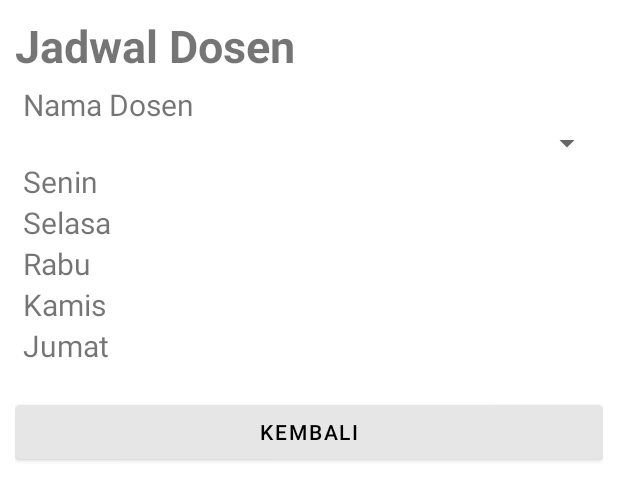
After one commit to rephrain/Tubes02, an Android app: the layout dialog_list_jadwal.xml on its own in the app's theme, with its tools: preview values and no code run, on a phone screen of 412 x 824 dp. The commit adds this screen. Shown: the top 501 px of the screen. Run offline under Robolectric (Android 15) with nearby library versions, the phone set to English and light mode, and no system bars.

Commit message:
add layout pertemuan

```diff
--- /dev/null
+++ b/app/src/main/java/com/example/tubes2/PertemuanFragment.java
@@ -0,0 +1,6 @@
+package com.example.tubes2;
+
+import androidx.fragment.app.Fragment;
+
+public class PertemuanFragment extends Fragment {
+}
--- /dev/null
+++ b/app/src/main/res/layout/dialog_list_jadwal.xml
@@ -0,0 +1,136 @@
+<?xml version="1.0" encoding="utf-8"?>
+<ScrollView
+    xmlns:android="http://schemas.android.com/apk/res/android"
+    android:layout_width="match_parent"
+    android:layout_height="match_parent">
+    <LinearLayout
+        android:layout_width="match_parent"
+        android:layout_height="wrap_content"
+
+        android:orientation="vertical"
+        android:padding="10dp">
+        <TextView
+            android:layout_height="wrap_content"
+            android:layout_width="wrap_content"
+            android:text="@string/title_jadwal_dosen"
+            android:textSize="30dp"
+            android:textStyle="bold"/>
+        <TextView
+            android:layout_width="match_parent"
+            android:layout_height="wrap_content"
+            android:text="@string/tv_nama_dosen"
+            android:layout_marginTop="5dp"
+            android:layout_marginStart="5dp"
+            android:textSize="20sp"/>
+        <Spinner
+            android:id="@+id/et_addDoctor_specialist"
+            android:layout_width="match_parent"
+            android:layout_height="wrap_content"
+            android:layout_marginStart="5dp"
+            android:importantForAutofill="no"/>
+        <LinearLayout
+            android:layout_width="match_parent"
+            android:layout_height="wrap_content"
+            android:orientation="horizontal">
+            <TextView
+                android:layout_width="match_parent"
+                android:layout_height="wrap_content"
+                android:text="@string/tv_senin"
+                android:textSize="20sp"
+                android:layout_marginStart="5dp"
+                android:layout_weight="2"/>
+            <TextView
+                android:id="@+id/input_jadwal_senin"
+                android:layout_width="match_parent"
+                android:layout_height="wrap_content"
+                android:textSize="20sp"
+                android:textAlignment="textEnd"
+                android:layout_weight="1"/>
+        </LinearLayout>
+        <LinearLayout
+            android:layout_width="match_parent"
+            android:layout_height="wrap_content"
+            android:orientation="horizontal">
+            <TextView
+                android:layout_width="match_parent"
+                android:layout_height="wrap_content"
+                android:text="@string/tv_selasa"
+                android:textSize="20sp"
+                android:layout_marginStart="5dp"
+                android:layout_weight="2"/>
+            <TextView
+                android:id="@+id/input_jadwal_selasa"
+                android:layout_width="match_parent"
+                android:layout_height="wrap_content"
+                android:textSize="20sp"
+                android:textAlignment="textEnd"
+                android:layout_weight="1"/>
+        </LinearLayout>
+        <LinearLayout
+            android:layout_width="match_parent"
+            android:layout_height="wrap_content"
+            android:orientation="horizontal">
+            <TextView
+                android:layout_width="match_parent"
+                android:layout_height="wrap_content"
+                android:text="@string/tv_rabu"
+                android:textSize="20sp"
+                android:layout_marginStart="5dp"
+                android:layout_weight="2"/>
+            <TextView
+                android:id="@+id/input_jadwal_rabu"
+                android:layout_width="match_parent"
+                android:layout_height="wrap_content"
+                android:textSize="20sp"
+                android:textAlignment="textEnd"
+                android:layout_weight="1"/>
+        </LinearLayout>
+        <LinearLayout
+            android:layout_width="match_parent"
+            android:layout_height="wrap_content"
+            android:orientation="horizontal">
+            <TextView
+                android:layout_width="match_parent"
+                android:layout_height="wrap_content"
+                android:text="@string/tv_kamis"
+                android:textSize="20sp"
+                android:layout_marginStart="5dp"
+                android:layout_weight="2"/>
+            <TextView
+                android:id="@+id/input_jadwal_kamis"
+                android:layout_width="match_parent"
+                android:layout_height="wrap_content"
+                android:textSize="20sp"
+                android:textAlignment="textEnd"
+                android:layout_weight="1"/>
+        </LinearLayout>
+        <LinearLayout
+            android:layout_width="match_parent"
+            android:layout_height="wrap_content"
+            android:orientation="horizontal">
+            <TextView
+                android:layout_width="match_parent"
+                android:layout_height="wrap_content"
+                android:text="@string/tv_jumat"
+                android:textSize="20sp"
+                android:layout_marginStart="5dp"
+                android:layout_weight="2"/>
+            <TextView
+                android:id="@+id/input_jadwal_jumat"
+                android:layout_width="match_parent"
+                android:layout_height="wrap_content"
+                android:textSize="20sp"
+                android:textAlignment="textEnd"
+                android:layout_weight="1"/>
+        </LinearLayout>
+        <Button
+            android:id="@+id/btn_add"
+            android:layout_width="match_parent"
+            android:layout_height="wrap_content"
+            android:text="@string/btn_jadwal_kembali"
+            android:layout_marginTop="20dp"
+            android:backgroundTint="@color/grey"
+            android:textColor="@color/black"/>
+
+    </LinearLayout>
+</ScrollView>
--- a/app/src/main/res/values/strings.xml
+++ b/app/src/main/res/values/strings.xml
@@ -14,4 +14,23 @@
     <string name="welcome_back">Welcome Back</string>
     <string name="login">Login</string>
     <string name="sign_up">Sign Up</string>
+
+    <string name="title_pertemuan">Pertemuan</string>
+
+    <string name="title_add_pertemuan">Tambah Pertemuan</string>
+    <string name="judul_pertemuan">Judul</string>
+    <string name="jadwal_pertemuan">Jadwal</string>
+    <string name="partisipan_pertemuan">Partisipan</string>
+    <string name="btn_jadwal_dosen">Lihat Jadwal Dosen</string>
+    <string name="deskripsi_pertemuan">Deskripsi</string>
+    <string name="btn_simpan_pertemuan">Simpan</string>
+
+    <string name="title_jadwal_dosen">Jadwal Dosen</string>
+    <string name="tv_nama_dosen">Nama Dosen</string>
+    <string name="btn_jadwal_kembali">Kembali</string>
+    <string name="tv_senin">Senin</string>
+    <string name="tv_selasa">Selasa</string>
+    <string name="tv_rabu">Rabu</string>
+    <string name="tv_kamis">Kamis</string>
+    <string name="tv_jumat">Jumat</string>
 </resources>
```
Also changed, not shown: app/src/main/res/layout/fragment_pertemuan.xml (added, +36 -0 lines), app/src/main/res/layout/item_list_pertemuan.xml (added, +25 -0 lines), app/src/main/res/layout/pertemuan_add.xml (added, +98 -0 lines).
